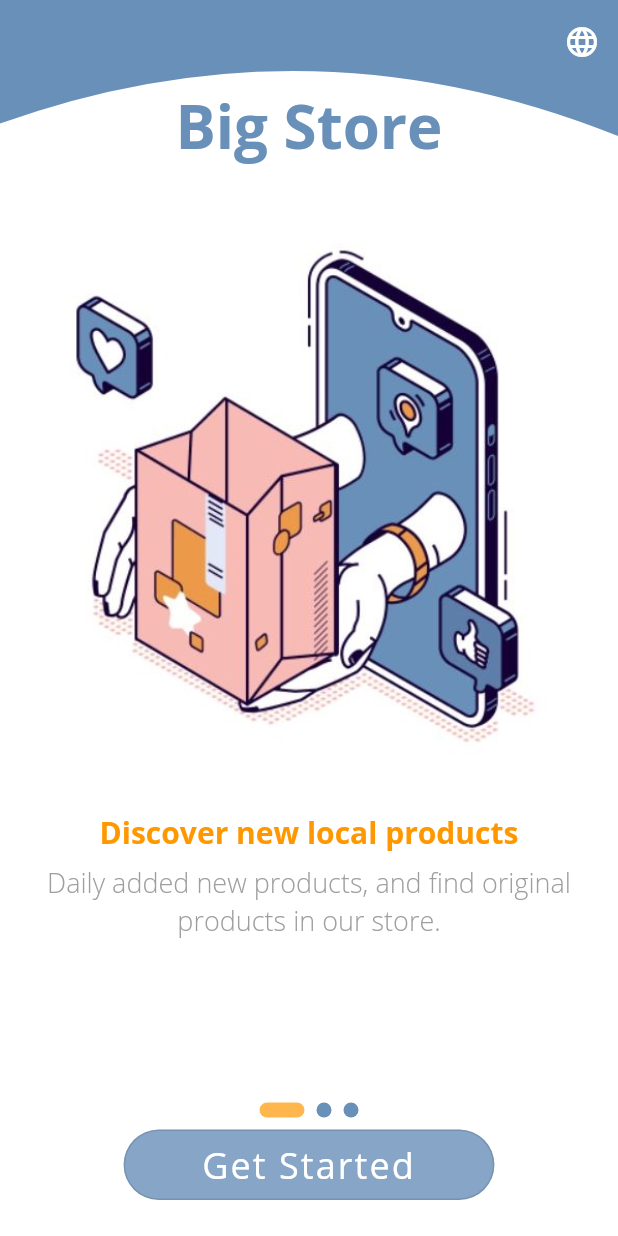
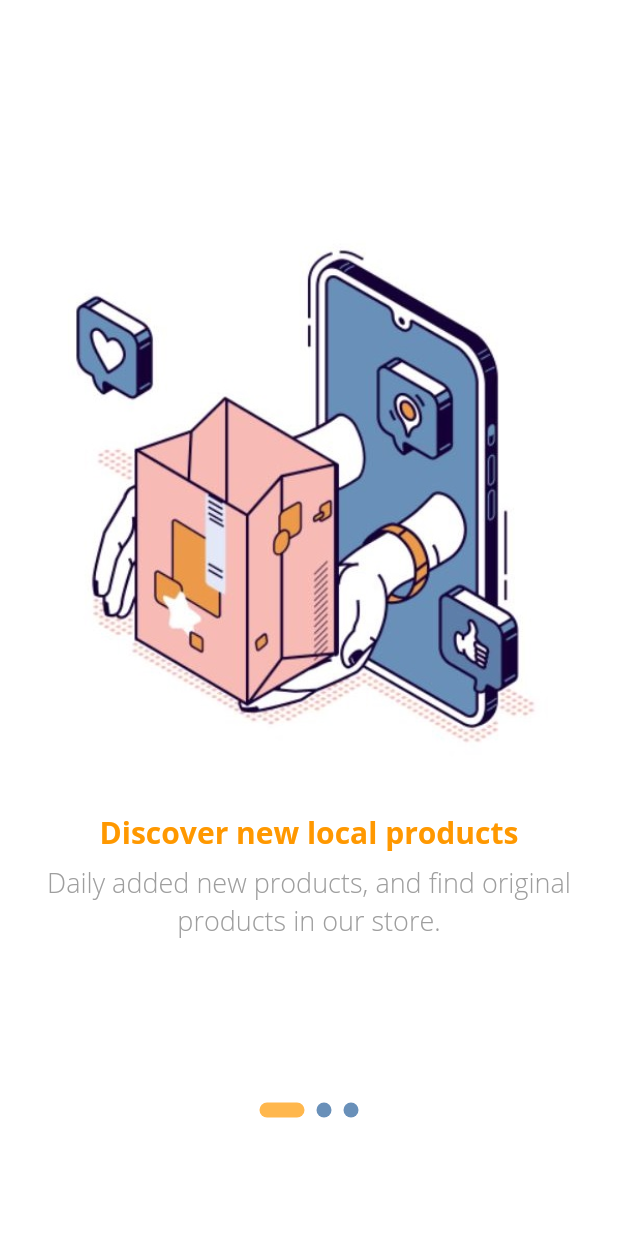
Before and after one commit to thaer-assfour/E-commerce, a Flutter app: the screen it shows after launch, on a phone screen of 412 x 824 dp. Run offline on Flutter 3.47's test engine with Material 2 defaults, Android fonts, the phone set to English and light mode, and no system bars; drawn by our look-alikes of smooth_page_indicator; our stand-ins replace shared_preferences.

Commit message:
add animation to splash screen

```diff
--- a/lib/pages/splash/splashScreen.dart
+++ b/lib/pages/splash/splashScreen.dart
@@ -1,3 +1,5 @@
+
+
 import 'package:e_commerce/pages/splash/custompaint.dart';
 import 'package:e_commerce/pages/splash/splashListText.dart';
 import 'package:e_commerce/pages/splash/splashPageDetails.dart';
@@ -13,6 +15,18 @@ class SplashScreen extends StatefulWidget {
 
 class _SplashScreenState extends State<SplashScreen> {
   PageController pageController = PageController(initialPage: 0);
+  bool animate = false;
+
+  @override
+  void initState() {
+
+    super.initState();
+    Future.delayed(const Duration(milliseconds: 100), () {
+      animate = true;
+    });
+
+
+  }
 
   @override
   Widget build(BuildContext context) {
@@ -24,7 +38,9 @@ class _SplashScreenState extends State<SplashScreen> {
       child: Stack(
         children: [
           Positioned(child: Container(color: Colors.white,)),
-          Positioned(child: SplashTopPainter()),
+          Positioned(child: AnimatedContainer(height: animate ? MediaQuery.of(context).size.height * 0.9 : 0,
+              duration: Duration(milliseconds: 500),
+              child: SplashTopPainter())),
          Positioned(child:  Scaffold(
               backgroundColor: Colors.transparent,
               appBar: AppBar(
@@ -46,12 +62,14 @@ class _SplashScreenState extends State<SplashScreen> {
                 crossAxisAlignment: CrossAxisAlignment.center,
                 children: [
                   Container(
+                      child: AnimatedOpacity(duration: Duration(milliseconds: 1000),opacity: animate ? 1 : 0,
                         child: Text(
                           "${getLang(context, "splashTitle")}",
                           style: TextStyle(
                               color: Color(0xff6990B9),
                               fontSize: 40,
                               fontWeight: FontWeight.bold),
+                        ),
                       )),
                   Expanded(
                     child: PageView.builder(
@@ -71,7 +89,10 @@ class _SplashScreenState extends State<SplashScreen> {
                         activeDotColor: Colors.orange[300],
                         dotColor: Color(0xff6990B9)),
                   ),
-                  Container(
+                  AnimatedOpacity(
+                    duration: Duration(milliseconds: 900),
+                    opacity: animate ? 1 : 0,
+                    child: Container(
                         width: MediaQuery.of(context).size.width * 0.6,
                         margin: EdgeInsets.only(top: 8, bottom: 24),
                         padding: EdgeInsets.all(6),
@@ -90,7 +111,8 @@ class _SplashScreenState extends State<SplashScreen> {
                                 letterSpacing: 1.4),
                           ),
                           onTap: () {},
-                      ))
+                        )),
+                  )
                 ],
               )),),
 
```
Lines whose indentation alone changed are shown as unchanged.
